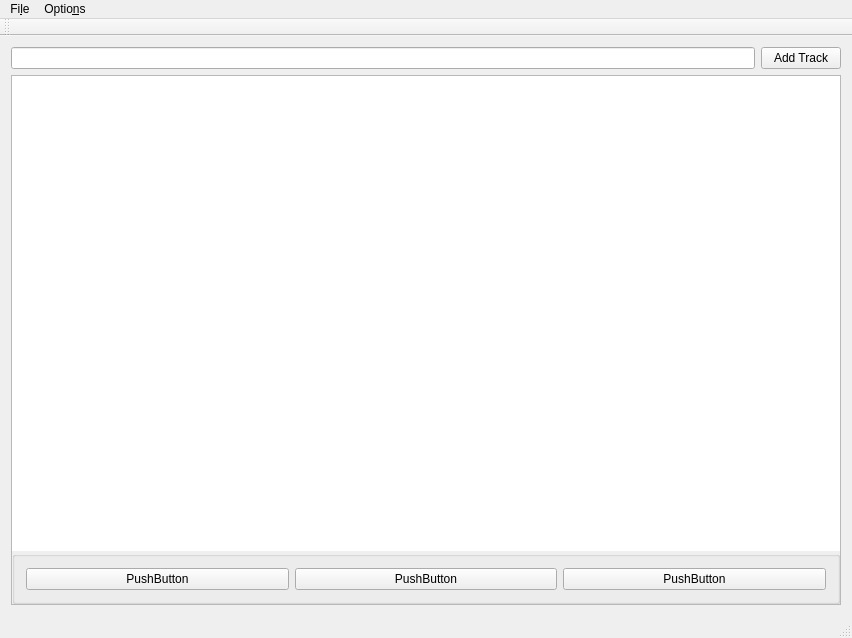
Mydayyy/MediaDownloader, file mainwindow.ui: the form before one commit.
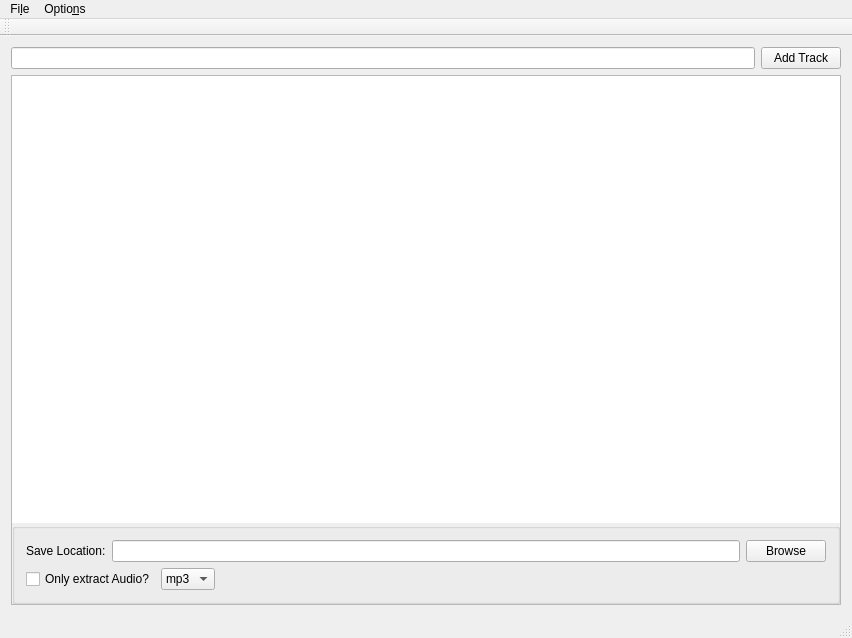
The form after the commit.

Commit message: Settings panel per song

Patch:
```diff
--- a/mainwindow.ui
+++ b/mainwindow.ui
@@ -90,31 +90,67 @@
         </widget>
        </item>
        <item>
-        <widget class="QGroupBox" name="groupBox_2">
+        <widget class="QGroupBox" name="settingsPanel">
+         <layout class="QVBoxLayout" name="verticalLayout_2">
+          <item>
+           <layout class="QHBoxLayout" name="horizontalLayout_3">
+            <item>
+             <widget class="QLabel" name="static_2">
+              <property name="text">
+               <string>Save Location:</string>
+              </property>
+             </widget>
+            </item>
+            <item>
+             <widget class="QLineEdit" name="inputSavePath"/>
+            </item>
+            <item>
+             <widget class="QPushButton" name="buttonBrowseFiles">
+              <property name="text">
+               <string>Browse</string>
+              </property>
+             </widget>
+            </item>
+           </layout>
+          </item>
+          <item>
          <layout class="QHBoxLayout" name="horizontalLayout_4">
-          <property name="spacing">
-           <number>6</number>
-          </property>
+            <property name="topMargin">
+             <number>0</number>
+            </property>
+            <property name="rightMargin">
+             <number>0</number>
+            </property>
           <item>
-           <widget class="QPushButton" name="pushButton_4">
+             <widget class="QCheckBox" name="extractOnlyAudio">
             <property name="text">
-             <string>PushButton</string>
+               <string>Only extract Audio?</string>
             </property>
            </widget>
           </item>
           <item>
-           <widget class="QPushButton" name="pushButton_5">
+             <widget class="QComboBox" name="audioFormat">
+              <item>
             <property name="text">
-             <string>PushButton</string>
-            </property>
+                <string>mp3</string>
+               </property>
+              </item>
            </widget>
           </item>
           <item>
-           <widget class="QPushButton" name="pushButton_6">
-            <property name="text">
-             <string>PushButton</string>
-            </property>
-           </widget>
+             <spacer name="horizontalSpacer">
+              <property name="orientation">
+               <enum>Qt::Horizontal</enum>
+              </property>
+              <property name="sizeHint" stdset="0">
+               <size>
+                <width>40</width>
+                <height>20</height>
+               </size>
+              </property>
+             </spacer>
+            </item>
+           </layout>
           </item>
          </layout>
         </widget>
```
Lines whose indentation alone changed are shown as unchanged. The commit also changes 14 other files.
